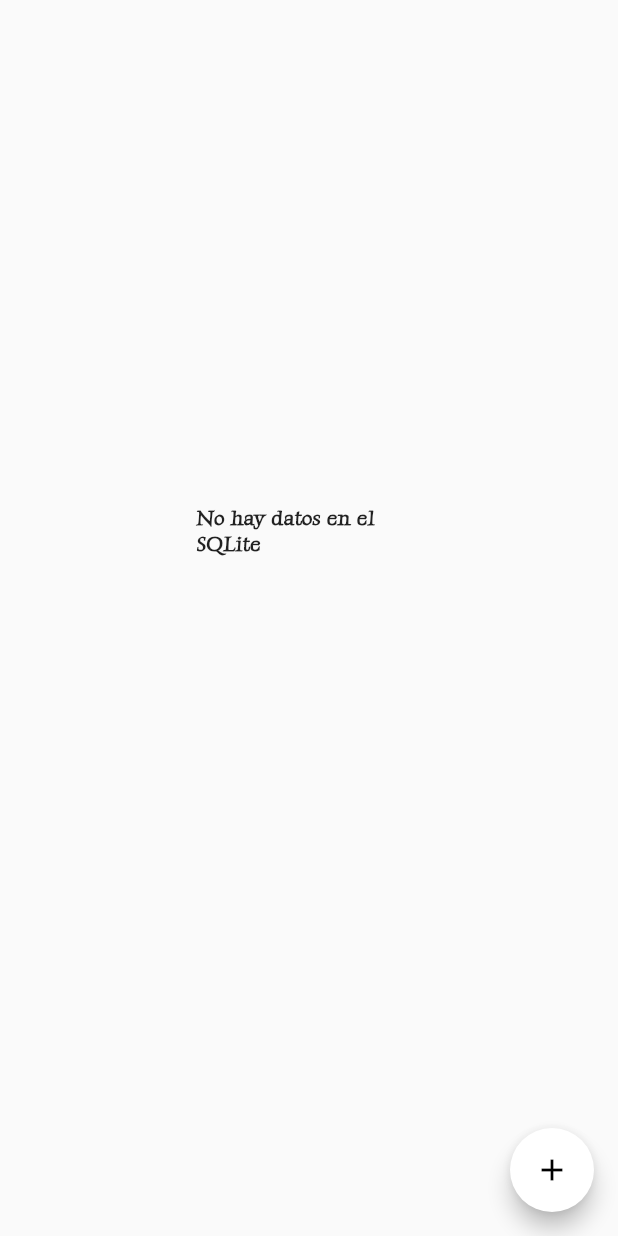
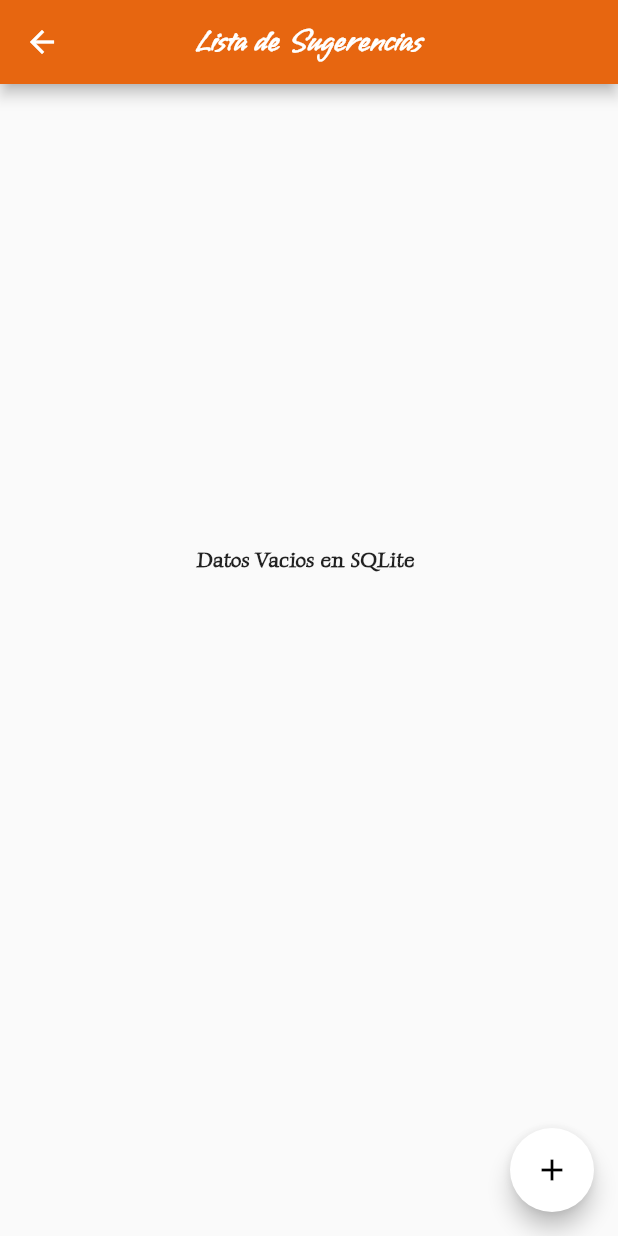
Before and after one commit to fausto1andino/ReposeRepository, a Flutter app: the SugerenciaWidget screen opened directly, on a phone screen of 412 x 824 dp. Run offline on Flutter 3.47's test engine with Material 2 defaults, Android fonts, the phone set to English and light mode, and no system bars; our stand-ins replace cloud_firestore, firebase_core, flutter_screenutil, image_picker, shared_preferences, sqflite; missing offline and left inert: cloudinary_public; accounts and stored records are empty; network calls fail.

Commit message:
arreglos a los widgets

```diff
--- a/Repose Aplication/repose_application/lib/src/widgets/sugerencia_list_widget.dart
+++ b/Repose Aplication/repose_application/lib/src/widgets/sugerencia_list_widget.dart
@@ -27,11 +27,12 @@
             );
           }
           return Scaffold(
+             appBar: AppBar(centerTitle: true, title: const Text("Lista de Sugerencias")),
             body: snapshot.data!.isEmpty
                 ? const Center(
                     child: SizedBox.square(
                         dimension: 150.0,
-                        child: Text("No hay datos en el SQLite")))
+                        child: Text("Datos Vacios en SQLite")))
                 : ListView(
                     children: snapshot.data!
                         .map((e) => SugerenciaCard(model: e))
```
Also changed, not shown: Repose Aplication/repose_application/lib/src/widgets/sitios_card.dart (+8 -1 lines), Repose Aplication/repose_application/lib/src/widgets/sugerencia_card.dart (+16 -6 lines).
